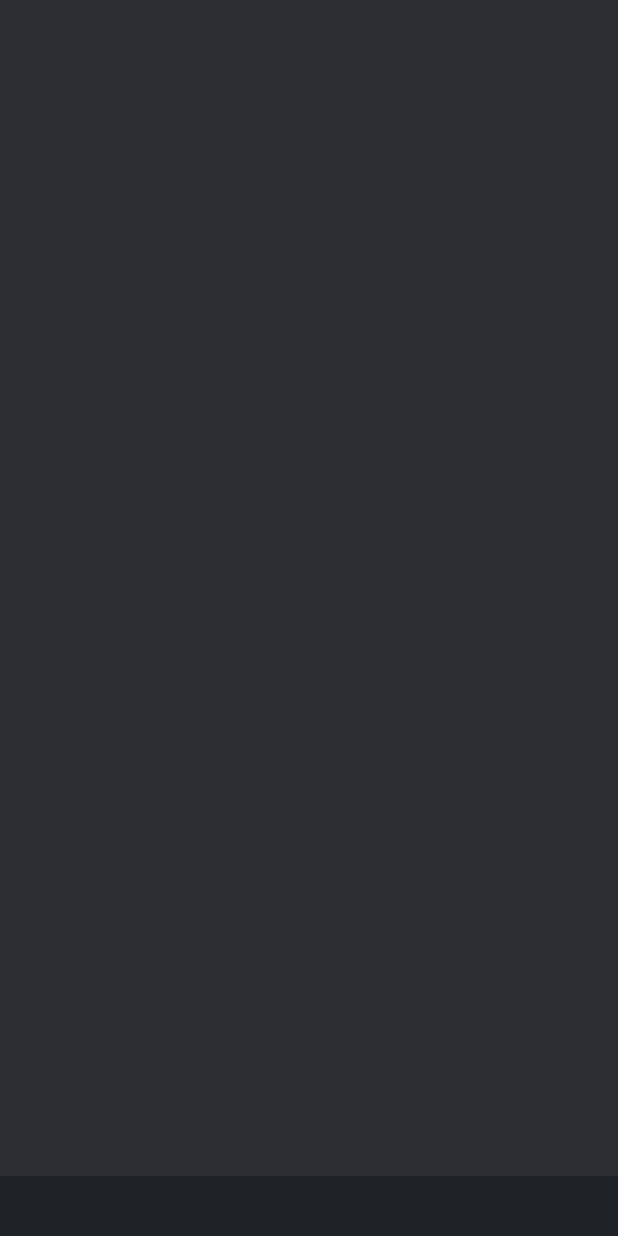
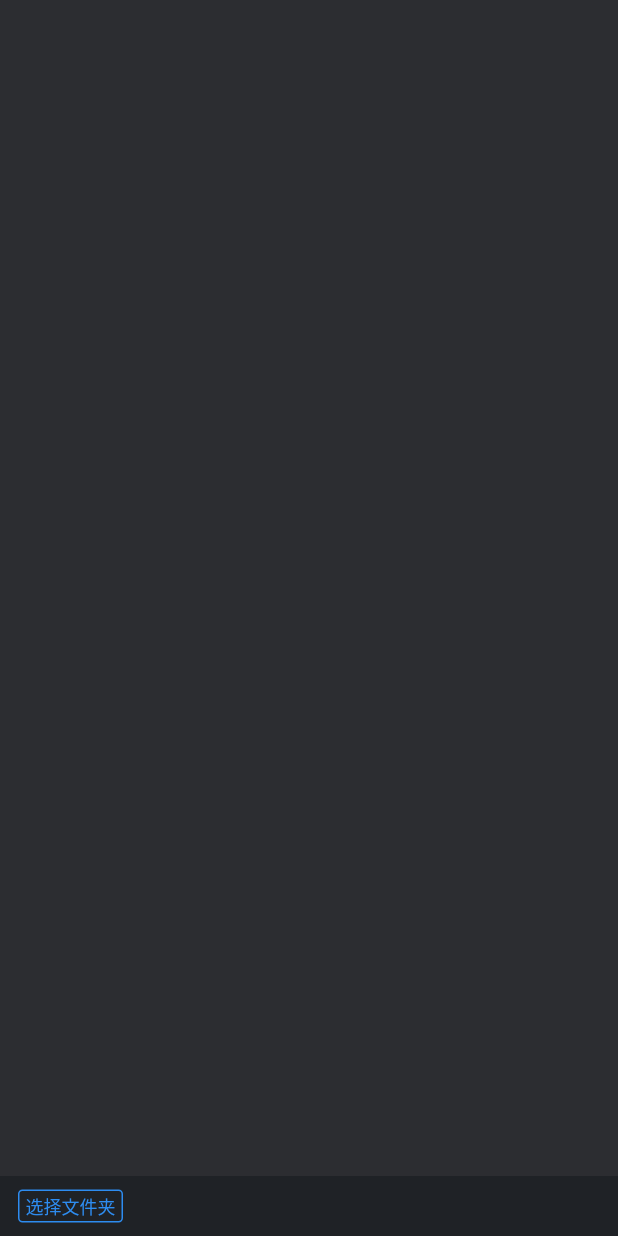
Before and after one commit to cylhah/compress-image-tool, a Flutter app: the screen it shows after launch, on a phone screen of 412 x 824 dp. Run offline on Flutter 3.47's test engine with Material 2 defaults, Android fonts, the phone set to English and light mode, and no system bars; missing offline and left inert: window_manager.

Commit message:
feat: 添加按钮

```diff
--- a/lib/pages/home.dart
+++ b/lib/pages/home.dart
@@ -1,3 +1,5 @@
+import 'dart:developer';
+
 import 'package:flutter/material.dart';
 
 class HomePage extends StatefulWidget {
@@ -22,12 +24,44 @@ class _HomePageState extends State<HomePage> {
           children: [
             Expanded(flex: 1, child: Container()),
             Container(
-              height: 40,
-              color: const Color.fromARGB(255, 31, 34, 38),
-            )
+                height: 40,
+                color: const Color.fromARGB(255, 31, 34, 38),
+                child: Row(
+                  children: [
+                    MouseRegion(
+                      cursor: SystemMouseCursors.click,
+                      child: GestureDetector(
+                        onTap: onChooseTap,
+                        child: Container(
+                          margin: const EdgeInsets.only(left: 12),
+                          width: 70,
+                          height: 22,
+                          alignment: Alignment.center,
+                          decoration: BoxDecoration(
+                              border: Border.all(
+                                  width: 1,
+                                  color:
+                                      const Color.fromARGB(255, 45, 140, 240)),
+                              borderRadius:
+                                  const BorderRadius.all(Radius.circular(3))),
+                          child: const Text(
+                            '选择文件夹',
+                            style: TextStyle(
+                                color: Color.fromARGB(255, 45, 140, 240),
+                                fontSize: 12),
+                          ),
+                        ),
+                      ),
+                    )
+                  ],
+                ))
           ],
         ),
       ),
     );
   }
+
+  void onChooseTap() {
+    log('message');
+  }
 }
```
